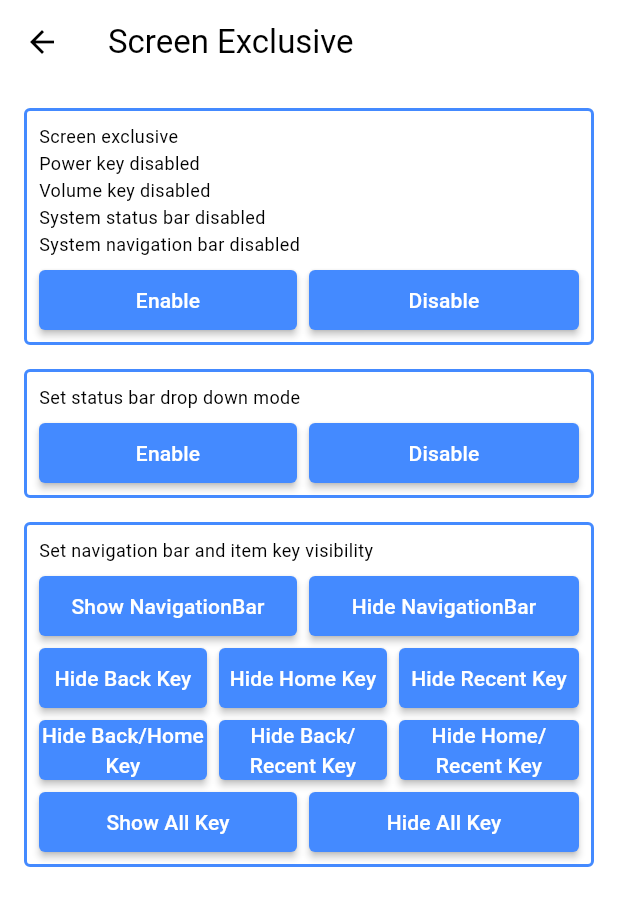
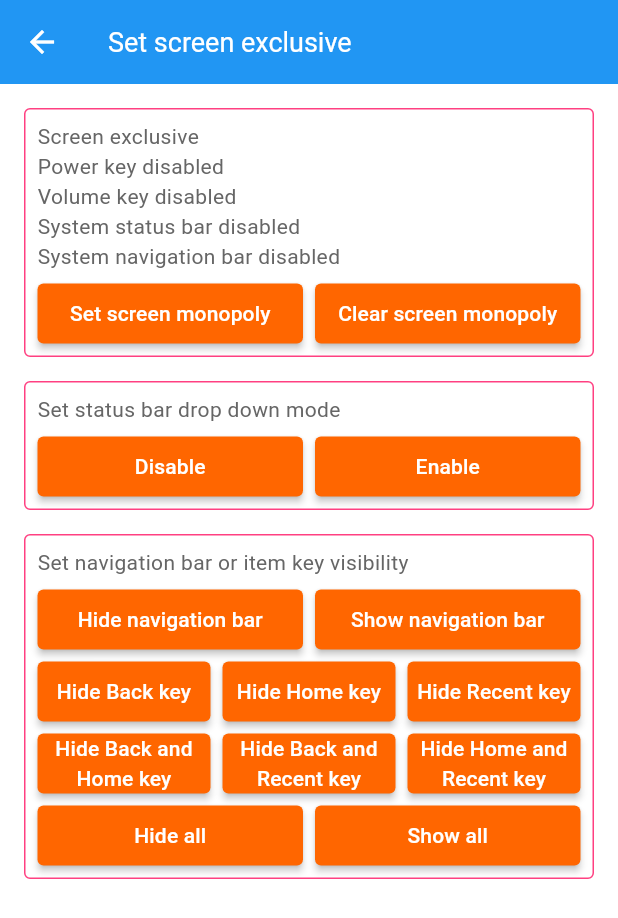
Before and after one commit to chuwuwang/sunmi-flutter-sdk, a Flutter app: the BasicPage widget shown alone on an empty page, opened directly, after a tap on "Set screen exclusive", on a phone screen of 412 x 824 dp. Shown: the top 918 px of the screen. Run offline on Flutter 3.47's test engine with Material 3 defaults, Android fonts, the phone set to English and light mode, and no system bars; our stand-ins replace fluttertoast.

Commit message:
feat：tidy code

```diff
--- a/lib/pages/basic/ScreenExclusivePage.dart
+++ /dev/null
@@ -1,141 +0,0 @@
-import 'package:flutter/material.dart';
-import 'package:sun_mi_flutter_sdk/engine/plugins/device_info_engine.dart';
-
-class ScreenExclusivePage extends StatelessWidget {
-
-  const ScreenExclusivePage( { Key ? key } ) : super(key: key);
-
-  @override
-  Widget build(BuildContext context) {
-    return Scaffold(
-      appBar: AppBar(title: const Text('Screen Exclusive'), ),
-      body: _mainView(context),
-    );
-  }
-
-  _mainView(BuildContext context) {
-    return SingleChildScrollView(
-      child: Container(
-        margin: const EdgeInsets.fromLTRB(16, 16, 16, 0),
-        padding: const EdgeInsets.fromLTRB(0, 0, 0, 16),
-        child: Column(
-          children: [
-            Container(
-              padding: const EdgeInsets.all(8),
-              decoration: BoxDecoration(
-                  border: Border.all(color: Colors.blueAccent, width: 2, style: BorderStyle.solid),
-                  shape: BoxShape.rectangle,
-                  borderRadius: const BorderRadius.all(Radius.circular(4), ), ),
-              child: Column(
-                crossAxisAlignment: CrossAxisAlignment.start,
-                children: [
-                  const Text(
-                    'Screen exclusive\nPower key disabled\nVolume key disabled\nSystem status bar disabled\nSystem navigation bar disabled',
-                    style: TextStyle(fontSize: 12, height: 1.5),
-                    textAlign: TextAlign.start,
-                  ),
-                  Row(
-                    children: [
-                      _tabItem('Enable', false, () { DeviceInfoEngine.enableScreenMonopoly(); } ),
-                      _tabItem('Disable', true, () { DeviceInfoEngine.disableScreenMonopoly(); } ),
-                    ],
-                  ),
-                ],
-              ),
-            ),
-            Container(
-              padding: const EdgeInsets.all(8),
-              margin: const EdgeInsets.fromLTRB(0, 16, 0, 0),
-              decoration: BoxDecoration(
-                  border: Border.all(color: Colors.blueAccent, width: 2, style: BorderStyle.solid),
-                  shape: BoxShape.rectangle,
-                  borderRadius: const BorderRadius.all(Radius.circular(4), ), ),
-              child: Column(
-                crossAxisAlignment: CrossAxisAlignment.start,
-                children: [
-                  const Text(
-                    'Set status bar drop down mode',
-                    style: TextStyle(fontSize: 12, height: 1.5),
-                    textAlign: TextAlign.start,
-                  ),
-                  Row(
-                    children: [
-                      _tabItem('Enable', false, () { DeviceInfoEngine.enableStatusBarDropDown(); } ),
-                      _tabItem('Disable', true, () { DeviceInfoEngine.disableStatusBarDropDown(); } ),
-                    ],
-                  ),
-                ],
-              ),
-            ),
-            Container(
-              padding: const EdgeInsets.all(8),
-              margin: const EdgeInsets.fromLTRB(0, 16, 0, 0),
-              decoration: BoxDecoration(
-                  border: Border.all(color: Colors.blueAccent, width: 2, style: BorderStyle.solid),
-                  shape: BoxShape.rectangle,
-                  borderRadius: const BorderRadius.all(Radius.circular(4), ), ),
-              child: Column(
-                crossAxisAlignment: CrossAxisAlignment.start,
-                children: [
-                  const Text(
-                    'Set navigation bar and item key visibility',
-                    style: TextStyle(fontSize: 12, height: 1.5),
-                    textAlign: TextAlign.start,
-                  ),
-                  Row(
-                    children: [
-                      _tabItem('Show NavigationBar', false, () { DeviceInfoEngine.showNavigationBar(); } ),
-                      _tabItem('Hide NavigationBar', true, () { DeviceInfoEngine.hideNavigationBar(); } ),
-                    ],
-                  ),
-                  Row(
-                    children: [
-                      _tabItem('Hide Back Key', false, () { DeviceInfoEngine.hideNavigationBarItemKey(DeviceInfoEngine.navigationBarItemKeyBack); } ),
-                      _tabItem('Hide Home Key', false, () { DeviceInfoEngine.hideNavigationBarItemKey(DeviceInfoEngine.navigationBarItemKeyHome); } ),
-                      _tabItem('Hide Recent Key', true, () { DeviceInfoEngine.hideNavigationBarItemKey(DeviceInfoEngine.navigationBarItemKeyRecent); } ),
-                    ],
-                  ),
-                  Row(
-                    children: [
-                      _tabItem('Hide Back/Home Key', false, () { DeviceInfoEngine.hideNavigationBarItemKey(DeviceInfoEngine.navigationBarItemKeyBack | DeviceInfoEngine.navigationBarItemKeyHome); } ),
-                      _tabItem('Hide Back/Recent Key', false, () { DeviceInfoEngine.hideNavigationBarItemKey(DeviceInfoEngine.navigationBarItemKeyBack | DeviceInfoEngine.navigationBarItemKeyRecent); } ),
-                      _tabItem('Hide Home/Recent Key', true, () { DeviceInfoEngine.hideNavigationBarItemKey(DeviceInfoEngine.navigationBarItemKeyHome | DeviceInfoEngine.navigationBarItemKeyRecent); } ),
-                    ],
-                  ),
-                  Row(
-                    children: [
-                      _tabItem('Show All Key', false, () { DeviceInfoEngine.hideNavigationBarItemKey(0); } ),
-                      _tabItem('Hide All Key', true, () { DeviceInfoEngine.hideNavigationBarItemKey(DeviceInfoEngine.navigationBarItemKeyBack | DeviceInfoEngine.navigationBarItemKeyHome | DeviceInfoEngine.navigationBarItemKeyRecent); } ),
-                    ],
-                  ),
-                ],
-              ),
-            ),
-          ],
-        ),
-      ),
-    );
-  }
-
-  _tabItem(String text, bool end, VoidCallback onPressed) {
-    double marginEnd = 8;
-    if (end) {
-      marginEnd = 0;
-    }
-    return Expanded(
-        flex: 1,
-        child: Container(
-          height: 40,
-          margin: EdgeInsets.fromLTRB(0, 8, marginEnd, 0),
-          child: MaterialButton(
-            padding: EdgeInsets.zero,
-            color: Colors.blueAccent,
-            onPressed: onPressed,
-            child: Text(text, style: const TextStyle(color: Colors.white, fontSize: 14), textAlign: TextAlign.center, ),
-            shape: RoundedRectangleBorder(borderRadius: BorderRadius.circular(4), ),
-          ),
-        )
-    );
-  }
-
-}
--- a/lib/pages/basic/basic_page.dart
+++ b/lib/pages/basic/basic_page.dart
@@ -1,9 +1,9 @@
 import 'package:flutter/material.dart';
 import 'package:sun_mi_flutter_sdk/pages/base_stateless_widget.dart';
-import 'package:sun_mi_flutter_sdk/pages/basic/ScreenExclusivePage.dart';
 import 'package:sun_mi_flutter_sdk/pages/basic/basic_buzzer_page.dart';
 import 'package:sun_mi_flutter_sdk/pages/basic/basic_get_system_parameter_page.dart';
-import 'package:sun_mi_flutter_sdk/widget/WidgetHelper.dart';
+import 'package:sun_mi_flutter_sdk/pages/basic/basic_screen_exclusive_page.dart';
+import 'package:sun_mi_flutter_sdk/widget/common_ui.dart';
 
 class BasicPage extends BaseStatelessWidget {
 
@@ -20,10 +20,10 @@ class BasicPage extends BaseStatelessWidget {
     gotoGetSystemParameterPageAction() => _gotoGetSystemParameterPage(context);
 
     List<Widget> children = [
-      WidgetHelper.commonItem("Buzzer", true, gotoBuzzerPageAction),
-      WidgetHelper.commonItem("LED lamp control", true, emptyAction),
-      WidgetHelper.commonItem("Set screen exclusive", true, gotoScreenExclusivePageAction),
-      WidgetHelper.commonItem("Get system parameters", true, gotoGetSystemParameterPageAction),
+      CommonUiUtil.commonItem("Get system parameters", true, gotoGetSystemParameterPageAction),
+      CommonUiUtil.commonItem("Buzzer", true, gotoBuzzerPageAction),
+      CommonUiUtil.commonItem("LED lamp control", true, emptyAction),
+      CommonUiUtil.commonItem("Set screen exclusive", true, gotoScreenExclusivePageAction),
     ];
     return Column(children: children);
   }
@@ -41,7 +41,7 @@ class BasicPage extends BaseStatelessWidget {
   }
 
   _gotoScreenExclusivePage(context) {
-    builder(context) => const ScreenExclusivePage();
+    builder(context) => const BasicScreenExclusivePage();
     var route = MaterialPageRoute(builder: builder);
     Navigator.of(context).push(route);
   }
--- /dev/null
+++ b/lib/pages/basic/basic_screen_exclusive_page.dart
@@ -0,0 +1,97 @@
+import 'package:flutter/material.dart';
+import 'package:sun_mi_flutter_sdk/pages/base_stateless_widget.dart';
+import 'package:sun_mi_flutter_sdk/theme/colors.dart';
+
+class BasicScreenExclusivePage extends BaseStatelessWidget {
+
+  const BasicScreenExclusivePage( { Key ? key } ) : super(key: key);
+
+  @override
+  String getTitleString() => "Set screen exclusive";
+
+  @override
+  Widget onCreateChild(BuildContext context) {
+    var content = _content(context);
+    var container = Container(padding: const EdgeInsets.all(16), child: content);
+    return SingleChildScrollView(child: container);
+  }
+
+  Widget _content(BuildContext context) {
+    var radius = const Radius.circular(4);
+    var borderRadius = BorderRadius.all(radius);
+    var border = Border.all(color: ColorHelper.accentColor, width: 1, style: BorderStyle.solid);
+    var boxDecoration = BoxDecoration(border: border, shape: BoxShape.rectangle, borderRadius: borderRadius);
+    var padding = const EdgeInsets.all(8);
+    var marginEnd = const SizedBox(width: 8);
+    var marginTop = const SizedBox(height: 16);
+    var innerPaddingTop = const SizedBox(height: 8);
+    var textStyle = const TextStyle(fontSize: 14, color: ColorHelper.textContentColor);
+
+    emptyAction() => {};
+
+    var textScreenExclusive = Text("Screen exclusive\nPower key disabled\nVolume key disabled\nSystem status bar disabled\nSystem navigation bar disabled", style: textStyle, textAlign: TextAlign.start);
+    var enableScreenExclusiveButton = _button("Set screen monopoly", emptyAction);
+    var disableScreenExclusiveButton = _button("Clear screen monopoly", emptyAction);
+    List<Widget> rowScreenExclusiveList = [enableScreenExclusiveButton, marginEnd, disableScreenExclusiveButton];
+    var rowScreenExclusive = Row(children: rowScreenExclusiveList);
+    List<Widget> columnScreenExclusiveList = [textScreenExclusive, innerPaddingTop, rowScreenExclusive];
+    var columnScreenExclusive = Column(crossAxisAlignment: CrossAxisAlignment.start, children: columnScreenExclusiveList);
+    var containerScreenExclusive = Container(padding: padding, decoration: boxDecoration, child: columnScreenExclusive);
+
+    var textStatusBar = Text("Set status bar drop down mode", style: textStyle, textAlign: TextAlign.start);
+    var enableStatusBar = _button("Enable", emptyAction);
+    var disableStatusBar = _button("Disable", emptyAction);
+    List<Widget> rowStatusBarList = [disableStatusBar, marginEnd, enableStatusBar];
+    var rowStatusBar = Row(children: rowStatusBarList);
+    List<Widget> columnStatusBarList = [textStatusBar, innerPaddingTop, rowStatusBar];
+    var columnStatusBar = Column(crossAxisAlignment: CrossAxisAlignment.start, children: columnStatusBarList);
+    var containerStatusBar = Container(padding: padding, decoration: boxDecoration, child: columnStatusBar);
+
+    var textNavigationBar = Text("Set navigation bar or item key visibility", style: textStyle, textAlign: TextAlign.start);
+    var hideNavigationBar = _button("Hide navigation bar", emptyAction);
+    var showNavigationBar = _button("Show navigation bar", emptyAction);
+    List<Widget> rowNavigationBarList = [hideNavigationBar, marginEnd, showNavigationBar];
+    var rowNavigationBar = Row(children: rowNavigationBarList);
+
+    var hideBackKey = _button("Hide Back key", emptyAction);
+    var hideHomeKey = _button("Hide Home key", emptyAction);
+    var hideRecentKey = _button("Hide Recent key", emptyAction);
+    List<Widget> rowHideKeyList = [hideBackKey, marginEnd, hideHomeKey, marginEnd, hideRecentKey];
+    var rowHideKey = Row(children: rowHideKeyList);
+
+    var hideBackHomeKey = _button("Hide Back and Home key", emptyAction);
+    var hideBackRecentKey = _button("Hide Back and Recent key", emptyAction);
+    var hideHomeRecentKey = _button("Hide Home and Recent key", emptyAction);
+    List<Widget> rowHide2KeyList = [hideBackHomeKey, marginEnd, hideBackRecentKey, marginEnd, hideHomeRecentKey];
+    var rowHide2Key = Row(children: rowHide2KeyList);
+
+    var hideAll = _button("Hide all", emptyAction);
+    var showAll = _button("Show all", emptyAction);
+    List<Widget> rowHideShowList = [hideAll, marginEnd, showAll];
+    var rowHideShow = Row(children: rowHideShowList);
+
+    List<Widget> columnNavigationBarList = [
+      textNavigationBar,
+      innerPaddingTop, rowNavigationBar,
+      innerPaddingTop, rowHideKey,
+      innerPaddingTop, rowHide2Key,
+      innerPaddingTop, rowHideShow,
+    ];
+    var columnNavigationBar = Column(crossAxisAlignment: CrossAxisAlignment.start, children: columnNavigationBarList);
+    var containerNavigationBar = Container(padding: padding, decoration: boxDecoration, child: columnNavigationBar);
+
+    List<Widget> children = [containerScreenExclusive, marginTop, containerStatusBar, marginTop, containerNavigationBar];
+    return Column(children: children);
+  }
+
+  _button(String data, VoidCallback onPressed) {
+    var borderRadius = BorderRadius.circular(4);
+    var roundedRectangleBorder = RoundedRectangleBorder(borderRadius: borderRadius);
+    var textStyle = const TextStyle(color: Colors.white, fontSize: 14);
+    var text = Text(data, style: textStyle, textAlign: TextAlign.center);
+    var button = MaterialButton(padding: EdgeInsets.zero, color: ColorHelper.themeColor, onPressed: onPressed, child: text, shape: roundedRectangleBorder);
+    var container = SizedBox(height: 40, child: button);
+    return Expanded(flex: 1, child: container);
+  }
+
+}
--- a/lib/theme/colors.dart
+++ b/lib/theme/colors.dart
@@ -9,6 +9,7 @@ class ColorHelper {
   static const Color yellowColor = Color(0XFFFFCC00);
 
   static const Color themeColor = Color(0XFFFF6600);
+  static const Color accentColor = Color(0XFFFF4081);
 
   static const Color textMainColor = Color(0XFF333333);
   static const Color textContentColor = Color(0XFF666666);
--- a/lib/widget/WidgetHelper.dart
+++ b/lib/widget/common_ui.dart
@@ -1,32 +1,7 @@
 import 'package:flutter/material.dart';
 import 'package:sun_mi_flutter_sdk/theme/colors.dart';
 
-class WidgetHelper {
-
-  static itemWidget(String text, bool rightIcon, VoidCallback onPressed) {
-    return MaterialButton(
-      padding: EdgeInsets.zero,
-      onPressed: onPressed,
-      child: Stack(
-        children: [
-          Container(
-            height: 56,
-            padding: const EdgeInsets.fromLTRB(16, 0, 16, 0),
-            child: Row(
-              children: [
-                Expanded(child: Text(text, style: const TextStyle(color: Colors.black, fontSize: 16), ), ),
-                if (rightIcon) const Icon(Icons.arrow_forward_ios, size: 16, color: Colors.black54),
-              ],
-            ),
-          ),
-          Container(
-            margin: const EdgeInsets.fromLTRB(0, 55, 0, 0),
-            child: const Divider(height: 1, color: Colors.black26),
-          )
-        ],
-      ),
-    );
-  }
+class CommonUiUtil {
 
   static commonItem(String text, bool isIcon, VoidCallback onPressed) {
     var style = const TextStyle(color: ColorHelper.textContentColor, fontSize: 14);
```
